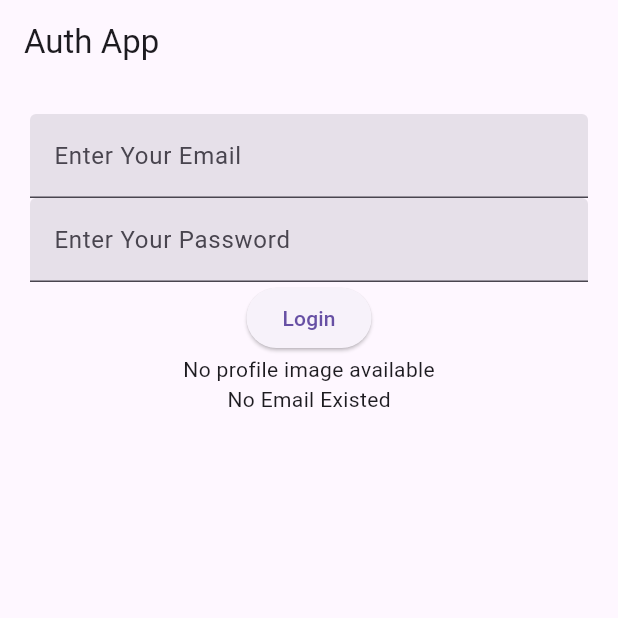
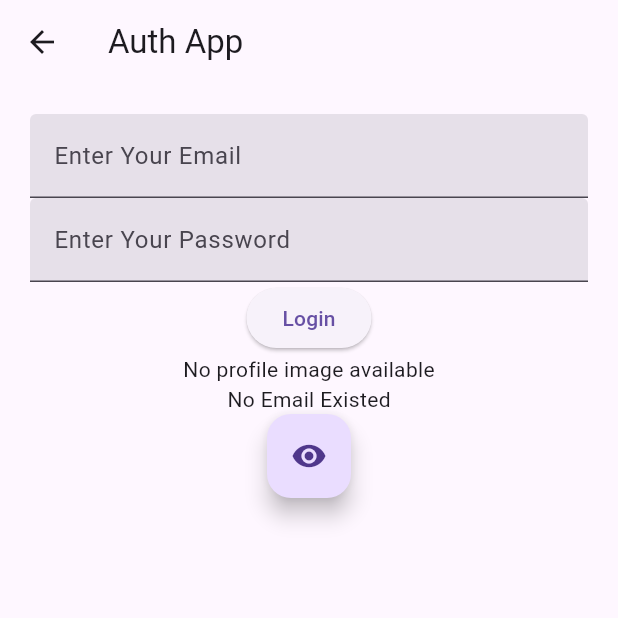
Before and after one commit to panchalbhavya2210/learning_flutter, a Flutter app: the screen it shows after launch, after a tap on "Login", on a phone screen of 412 x 824 dp, the top half of it. Run offline on Flutter 3.47's test engine with Material 3 defaults, Android fonts, the phone set to English and light mode, and no system bars; our stand-ins replace file_picker, firebase_auth, firebase_core, firebase_database, firebase_storage; accounts and stored records are empty; network calls fail.

Commit message:
auth done

```diff
--- a/auth_try_ft/lib/LogIn/login.dart
+++ b/auth_try_ft/lib/LogIn/login.dart
@@ -19,6 +19,10 @@ class MyLoginForm extends StatelessWidget {
       title: appTitle,
       home: Scaffold(
         appBar: AppBar(
+          leading: IconButton(
+            icon: Icon(Icons.arrow_back),
+            onPressed: () => {Navigator.pop(context)},
+          ),
           title: const Text(appTitle),
         ),
         body: const Center(
@@ -40,6 +44,7 @@ class _FormContainerState extends State<FormContainer> {
   final TextEditingController _email = TextEditingController();
   final TextEditingController _password = TextEditingController();
   final database = FirebaseDatabase.instance.ref();
+  bool password = true;
   String? imgProfile;
   String? userEmail;
 
@@ -92,6 +97,7 @@ class _FormContainerState extends State<FormContainer> {
               ),
               TextField(
                 controller: _password,
+                obscureText: password,
                 decoration: const InputDecoration(
                     labelText: "Enter Your Password", filled: true),
               ),
@@ -104,7 +110,19 @@ class _FormContainerState extends State<FormContainer> {
               if (userEmail != null && userEmail != 'none')
                 Text(userEmail!)
               else
-                Text("No Email Existed")
+                Text("No Email Existed"),
+              FloatingActionButton(
+                onPressed: () => setState(() {
+                  if (password == true) {
+                    password = false;
+                    print(password);
+                  } else if (password == false) {
+                    password = true;
+                    print(password);
+                  }
+                }),
+                child: Icon(Icons.remove_red_eye),
+              )
             ],
           ),
         ),
--- a/auth_try_ft/lib/SignIn/signin.dart
+++ b/auth_try_ft/lib/SignIn/signin.dart
@@ -23,6 +23,10 @@ class MyForm extends StatelessWidget {
       title: appTitle,
       home: Scaffold(
         appBar: AppBar(
+          leading: IconButton(
+            icon: Icon(Icons.arrow_back_ios_new_rounded),
+            onPressed: () => {Navigator.pop(context)},
+          ),
           title: const Text(appTitle),
         ),
         body: const Center(
--- a/auth_try_ft/lib/main.dart
+++ b/auth_try_ft/lib/main.dart
@@ -8,17 +8,42 @@ import 'package:firebase_core/firebase_core.dart';
 void main() async {
   WidgetsFlutterBinding.ensureInitialized();
   await Firebase.initializeApp();
-  runApp(const MyApp());
+
+  runApp(MaterialApp(
+    initialRoute: '/',
+    routes: {
+      '/signup': (context) => MyForm(),
+      '/login': (context) => MyLoginForm(),
+    },
+    theme:
+        ThemeData(primaryColor: Colors.blueAccent, primarySwatch: Colors.red),
+    home: MyApp(),
+  ));
 }
 
 class MyApp extends StatelessWidget {
   const MyApp({super.key});
 
-  @override
   Widget build(BuildContext context) {
-    return const MaterialApp(
-      debugShowCheckedModeBanner: false,
-      home: MyLoginForm(),
-    );
+    return MaterialApp(
+        home: Scaffold(
+      appBar: AppBar(
+        title: Text("Auth app"),
+      ),
+      body: Column(
+        children: [
+          ElevatedButton.icon(
+              onPressed: () => {Navigator.pushNamed(context, '/signup')},
+              icon: Icon(Icons.abc),
+              label: const Text("Sign Up")),
+          ElevatedButton.icon(
+              onPressed: () => {Navigator.pushNamed(context, '/login')},
+              icon: Icon(Icons.abc),
+              label: const Text("Login")),
+        ],
+      ),
+    )
+        // home:
+        );
   }
 }
```
